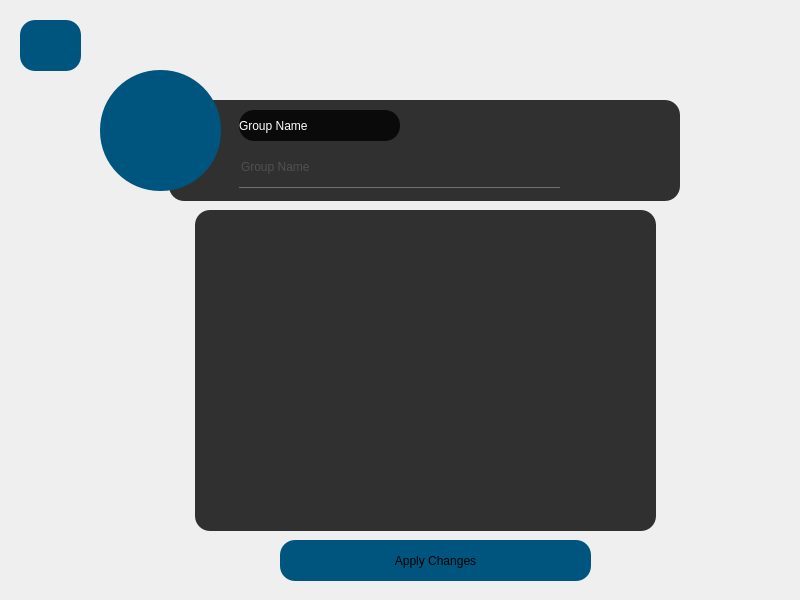
This is messenger/newgroup.ui in aliomidi3002/Messenger as Qt 5 draws it before an edit. The edited form follows.
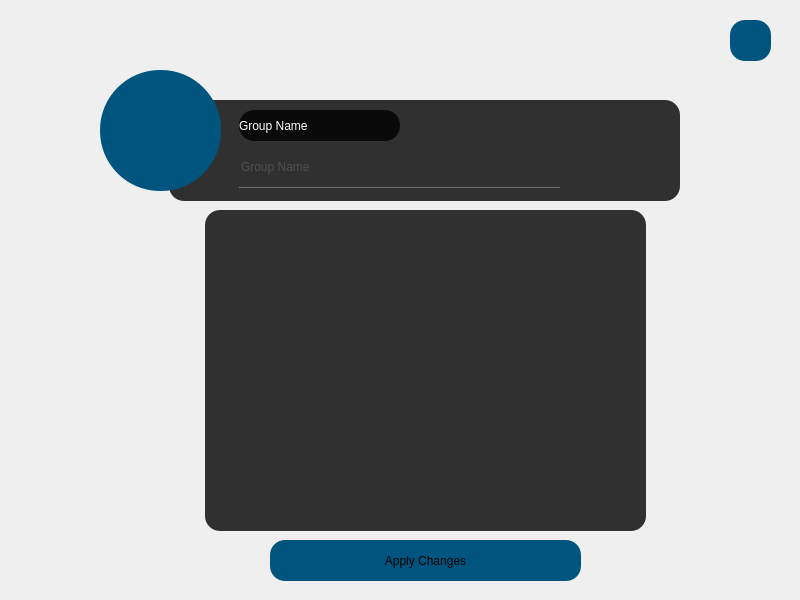
This is the edited form. Icons and pictures are not drawn.

What changed in the file:
```diff
--- a/messenger/newgroup.ui
+++ b/messenger/newgroup.ui
@@ -128,12 +128,18 @@
   <widget class="QPushButton" name="pushButton">
    <property name="geometry">
     <rect>
-     <x>20</x>
+     <x>730</x>
      <y>20</y>
-     <width>61</width>
-     <height>51</height>
+     <width>41</width>
+     <height>41</height>
     </rect>
    </property>
+   <property name="styleSheet">
+    <string notr="true">QPushButton:hover{
+background-color: rgb(255, 0, 0);
+}
+</string>
+   </property>
    <property name="text">
     <string/>
    </property>
@@ -151,9 +157,9 @@
   <widget class="QListWidget" name="listWidget">
    <property name="geometry">
     <rect>
-     <x>195</x>
+     <x>205</x>
      <y>210</y>
-     <width>461</width>
+     <width>441</width>
      <height>321</height>
     </rect>
    </property>
@@ -161,7 +167,7 @@
   <widget class="QPushButton" name="pushButton_2">
    <property name="geometry">
     <rect>
-     <x>280</x>
+     <x>270</x>
      <y>540</y>
      <width>311</width>
      <height>41</height>
```
Left out of the diff: 2 changed lines with no effect on the pictures.
